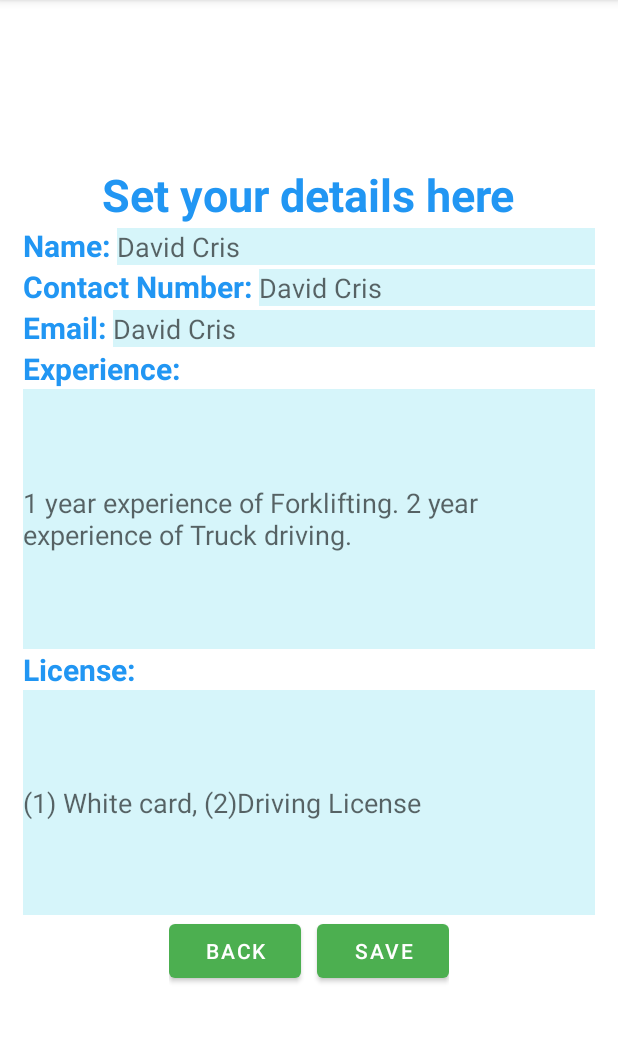
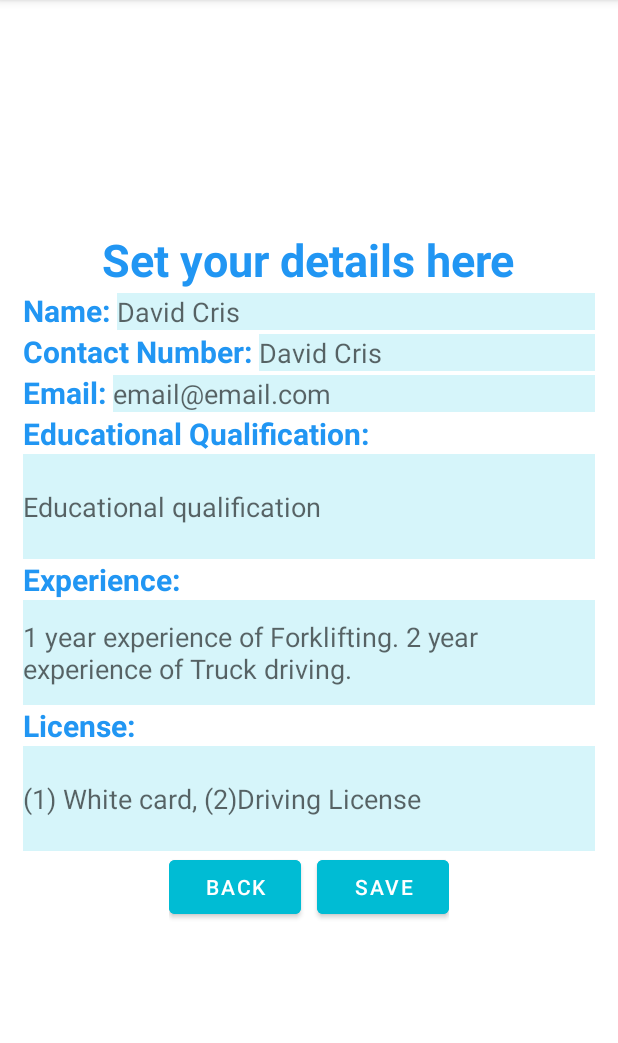
Before and after one commit to MdTalatMahmud/EmployeeHireEmployeePanel, an Android app: the SetMyContactDetailsActivity screen opened directly, with no data from a screen before it, after a tap on "SAVE", on a phone screen of 412 x 824 dp, the part 84-1127 px from its top. Run offline under Robolectric (Android 15) with nearby library versions, the phone set to English and light mode, and no system bars; our stand-ins replace Firebase (no records; nobody signed in at launch, a user with empty details on screens opened directly).

Commit message:
version update 11 March 2021

```diff
--- a/app/src/main/java/au/mgemployeehire/employeehireemployeepanel/ApplicantDetails.java
+++ b/app/src/main/java/au/mgemployeehire/employeehireemployeepanel/ApplicantDetails.java
@@ -5,13 +5,15 @@ public class ApplicantDetails {
     String applicantName;
     String applicantContactNumber;
     String applicantEmail;
+    String applicantEducationalQualification;
     String applicantExperience;
     String applicantLicense;
 
-    public ApplicantDetails(String applicantName, String applicantContactNumber, String applicantEmail, String applicantExperience, String applicantLicense) {
+    public ApplicantDetails(String applicantName, String applicantContactNumber, String applicantEmail, String applicantEducationalQualification, String applicantExperience, String applicantLicense) {
         this.applicantName = applicantName;
         this.applicantContactNumber = applicantContactNumber;
         this.applicantEmail = applicantEmail;
+        this.applicantEducationalQualification = applicantEducationalQualification;
         this.applicantExperience = applicantExperience;
         this.applicantLicense = applicantLicense;
     }
@@ -55,4 +57,12 @@ public class ApplicantDetails {
     public void setApplicantLicense(String applicantLicense) {
         this.applicantLicense = applicantLicense;
     }
+
+    public String getApplicantEducationalQualification() {
+        return applicantEducationalQualification;
+    }
+
+    public void setApplicantEducationalQualification(String applicantEducationalQualification) {
+        this.applicantEducationalQualification = applicantEducationalQualification;
+    }
 }
--- a/app/src/main/java/au/mgemployeehire/employeehireemployeepanel/SetMyContactDetailsActivity.java
+++ b/app/src/main/java/au/mgemployeehire/employeehireemployeepanel/SetMyContactDetailsActivity.java
@@ -20,7 +20,7 @@ import com.google.firebase.database.ValueEventListener;
 
 public class SetMyContactDetailsActivity extends AppCompatActivity {
 
-    private EditText nameEditText, contactNumberEditText, emailEditText, experienceEditText, LicenseEditText;
+    private EditText nameEditText, contactNumberEditText, emailEditText, educationalQualificationEditText, experienceEditText, LicenseEditText;
     private Button applicantDetailsSaveButton, backButton;
     private DatabaseReference databaseReference, databaseReference2;
 
@@ -35,6 +35,7 @@ public class SetMyContactDetailsActivity extends AppCompatActivity {
         nameEditText = findViewById(R.id.staffNameID);
         contactNumberEditText = findViewById(R.id.contactNumberID);
         emailEditText = findViewById(R.id.applicantEmailID);
+        educationalQualificationEditText = findViewById(R.id.applicantEducationID);
         experienceEditText = findViewById(R.id.applicantExperienceID);
         LicenseEditText = findViewById(R.id.applicantLicenseID);
         applicantDetailsSaveButton = findViewById(R.id.saveApplicantDetailsBtnID);
@@ -52,12 +53,14 @@ public class SetMyContactDetailsActivity extends AppCompatActivity {
                     String applicantName = snapshot.child("applicantName").getValue().toString();
                     String applicantContactNumber = snapshot.child("applicantContactNumber").getValue().toString();
                     String applicantEmail = snapshot.child("applicantEmail").getValue().toString();
+                    String applicantEducationalQualification = snapshot.child("applicantEducationalQualification").getValue().toString();
                     String applicantExperience = snapshot.child("applicantExperience").getValue().toString();
                     String applicantLicense = snapshot.child("applicantLicense").getValue().toString();
 
                     nameEditText.setText(applicantName);
                     contactNumberEditText.setText(applicantContactNumber);
                     emailEditText.setText(applicantEmail);
+                    educationalQualificationEditText.setText(applicantEducationalQualification);
                     experienceEditText.setText(applicantExperience);
                     LicenseEditText.setText(applicantLicense);
 
@@ -88,13 +91,14 @@ public class SetMyContactDetailsActivity extends AppCompatActivity {
                 String applicantName = nameEditText.getText().toString();
                 String applicantContactNumber = contactNumberEditText.getText().toString();
                 String applicantEmail = emailEditText.getText().toString();
+                String applicantEducationalQualification = educationalQualificationEditText.getText().toString();
                 String applicantExperience = experienceEditText.getText().toString();
                 String applicantLicense = LicenseEditText.getText().toString();
 
                 //getting user email UID
                 String user_id = FirebaseAuth.getInstance().getCurrentUser().getUid();
 
-                ApplicantDetails details = new ApplicantDetails(applicantName, applicantContactNumber, applicantEmail, applicantExperience, applicantLicense);
+                ApplicantDetails details = new ApplicantDetails(applicantName, applicantContactNumber, applicantEmail, applicantEducationalQualification, applicantExperience, applicantLicense);
 
                 //setting value to database
                 databaseReference.child(user_id).setValue(details);
--- a/app/src/main/res/layout/activity_set_my_contact_details.xml
+++ b/app/src/main/res/layout/activity_set_my_contact_details.xml
@@ -72,10 +72,32 @@
             android:layout_width="match_parent"
             android:layout_height="wrap_content"
             android:background="#D6F5FA"
-            android:hint="David Cris"/>
+            android:hint="email@email.com"/>
     </LinearLayout>
 
-    <!--    email-->
+    <!--    Educational qualification-->
+    <LinearLayout
+        android:layout_width="match_parent"
+        android:layout_height="wrap_content"
+        android:orientation="vertical">
+        <TextView
+            android:layout_width="wrap_content"
+            android:layout_height="wrap_content"
+            android:textSize="20dp"
+            android:textStyle="bold"
+            android:textColor="#2196F3"
+            android:text="Educational Qualification: "/>
+        <EditText
+            android:id="@+id/applicantEducationID"
+            android:layout_width="match_parent"
+            android:layout_height="70dp"
+            android:ems="13"
+            android:inputType="textMultiLine"
+            android:background="#D6F5FA"
+            android:hint="Educational qualification"/>
+    </LinearLayout>
+
+    <!--    Experience-->
     <LinearLayout
         android:layout_width="match_parent"
         android:layout_height="wrap_content"
@@ -90,7 +112,7 @@
         <EditText
             android:id="@+id/applicantExperienceID"
             android:layout_width="match_parent"
-            android:layout_height="173dp"
+            android:layout_height="70dp"
             android:ems="13"
             android:inputType="textMultiLine"
             android:background="#D6F5FA"
@@ -112,7 +134,7 @@
         <EditText
             android:id="@+id/applicantLicenseID"
             android:layout_width="match_parent"
-            android:layout_height="150dp"
+            android:layout_height="70dp"
             android:ems="13"
             android:inputType="textMultiLine"
             android:background="#D6F5FA"
@@ -129,6 +151,7 @@
         android:layout_height="wrap_content"
         android:layout_gravity="center_horizontal"
         android:layout_marginRight="5dp"
+        android:backgroundTint="#00BCD4"
         android:text="Back"/>
     <Button
         android:id="@+id/saveApplicantDetailsBtnID"
@@ -136,6 +159,7 @@
         android:layout_height="wrap_content"
         android:layout_gravity="center_horizontal"
         android:layout_marginLeft="5dp"
+        android:backgroundTint="#00BCD4"
         android:text="Save"/>
     </LinearLayout>
 
--- a/app/src/main/res/layout/job_adv_list_view.xml
+++ b/app/src/main/res/layout/job_adv_list_view.xml
@@ -46,7 +46,7 @@
             <TextView
                 android:layout_width="wrap_content"
                 android:layout_height="wrap_content"
-                android:textSize="25dp"
+                android:textSize="17dp"
                 android:textColor="#05599C"
                 android:text="View more>>"/>
 
```
